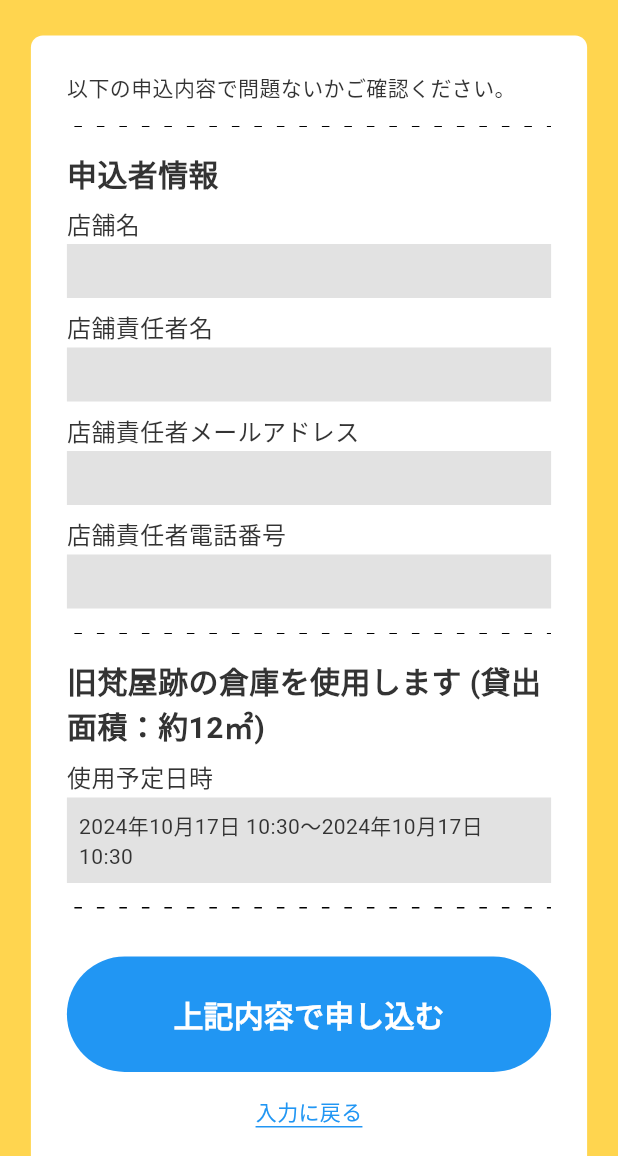
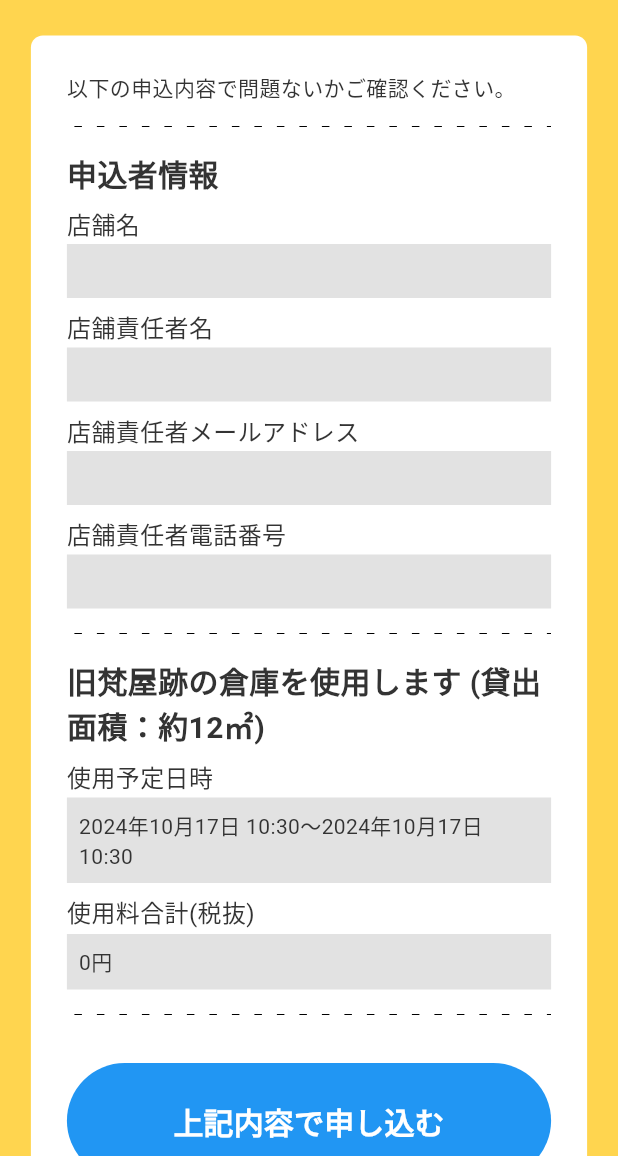
Before and after one commit to agora-creation/miel_work_request_facility_web, a Flutter app: the Step2Screen screen opened directly with empty values, after a tap on "上記内容で申し込む", on a phone screen of 412 x 824 dp, the part 80-1236 px from its top. Run offline on Flutter 3.47's test engine with Material 3 defaults, Android fonts, the phone set to English and light mode, and no system bars; our stand-ins replace calendar_date_picker2, cloud_firestore, firebase_auth, firebase_core, firebase_messaging, flutter_local_notifications and 4 more; missing offline and left inert: alert_banner, board_datetime_picker, common_utils; accounts and stored records are empty; Roboto replaces fonts that are missing (SourceHanSansJP-Bold, SourceHanSansJP-Regular).

Commit message:
20241017 commit

```diff
--- a/lib/providers/request_facility.dart
+++ b/lib/providers/request_facility.dart
@@ -1,13 +1,17 @@
 import 'package:firebase_auth/firebase_auth.dart';
 import 'package:flutter/material.dart';
+import 'package:intl/intl.dart';
+import 'package:miel_work_request_facility_web/common/functions.dart';
 import 'package:miel_work_request_facility_web/models/user.dart';
 import 'package:miel_work_request_facility_web/services/fm.dart';
+import 'package:miel_work_request_facility_web/services/mail.dart';
 import 'package:miel_work_request_facility_web/services/request_facility.dart';
 import 'package:miel_work_request_facility_web/services/user.dart';
 
 class RequestFacilityProvider with ChangeNotifier {
   final RequestFacilityService _facilityService = RequestFacilityService();
   final UserService _userService = UserService();
+  final MailService _mailService = MailService();
   final FmService _fmService = FmService();
 
   Future<String?> check({
@@ -56,6 +60,45 @@ class RequestFacilityProvider with ChangeNotifier {
           'createdAt': DateTime.now(),
         });
       });
+      String useAtText = '';
+      if (useAtPending) {
+        useAtText = '未定';
+      } else {
+        useAtText =
+            '${dateText('yyyy/MM/dd HH:mm', useStartedAt)}〜${dateText('yyyy/MM/dd HH:mm', useEndedAt)}';
+      }
+      int useAtDaysPrice = 0;
+      if (useAtPending) {
+        int useAtDays = useEndedAt.difference(useStartedAt).inDays;
+        int price = 1200;
+        useAtDaysPrice = price * useAtDays;
+      }
+      String message = '''
+★★★このメールは自動返信メールです★★★
+
+施設使用申込が完了いたしました。
+以下申込内容を確認し、ご返信させていただきますので今暫くお待ちください。
+━━━━━━━━━━━━━━━━━━━━━━━━━━━━━━━━━━
+■申込者情報
+【店舗名】$companyName
+【店舗責任者名】$companyUserName
+【店舗責任者メールアドレス】$companyUserEmail
+【店舗責任者電話番号】$companyUserTel
+
+■旧梵屋跡の倉庫を使用します (貸出面積：約12㎡)
+【使用予定日時】$useAtText
+【使用料合計(税抜)】${NumberFormat("#,###").format(useAtDaysPrice)}円
+
+━━━━━━━━━━━━━━━━━━━━━━━━━━━━━━━━━━
+      ''';
+      _mailService.create({
+        'id': _mailService.id(),
+        'to': companyUserEmail,
+        'subject': '【自動送信】施設使用申込完了のお知らせ',
+        'message': message,
+        'createdAt': DateTime.now(),
+        'expirationAt': DateTime.now().add(const Duration(hours: 1)),
+      });
       //通知
       List<UserModel> sendUsers = [];
       sendUsers = await _userService.selectList();
--- a/lib/screens/step2.dart
+++ b/lib/screens/step2.dart
@@ -1,4 +1,5 @@
 import 'package:flutter/material.dart';
+import 'package:intl/intl.dart';
 import 'package:miel_work_request_facility_web/common/functions.dart';
 import 'package:miel_work_request_facility_web/common/style.dart';
 import 'package:miel_work_request_facility_web/providers/request_facility.dart';
@@ -40,6 +41,12 @@ class _Step2ScreenState extends State<Step2Screen> {
   @override
   Widget build(BuildContext context) {
     final facilityProvider = Provider.of<RequestFacilityProvider>(context);
+    int useAtDaysPrice = 0;
+    if (widget.useAtPending) {
+      int useAtDays = widget.useEndedAt.difference(widget.useStartedAt).inDays;
+      int price = 1200;
+      useAtDaysPrice = price * useAtDays;
+    }
     return Scaffold(
       body: SingleChildScrollView(
         child: Center(
@@ -109,6 +116,13 @@ class _Step2ScreenState extends State<Step2Screen> {
                           : '${dateText('yyyy年MM月dd日 HH:mm', widget.useStartedAt)}〜${dateText('yyyy年MM月dd日 HH:mm', widget.useEndedAt)}',
                     ),
                   ),
+                  const SizedBox(height: 8),
+                  FormLabel(
+                    '使用料合計(税抜)',
+                    child: FormValue(
+                      '${NumberFormat("#,###").format(useAtDaysPrice)}円',
+                    ),
+                  ),
                   const SizedBox(height: 16),
                   const DottedDivider(),
                   const SizedBox(height: 32),
--- a/lib/screens/step3.dart
+++ b/lib/screens/step3.dart
@@ -32,7 +32,8 @@ class _Step3ScreenState extends State<Step3Screen> {
             ResponsiveBox(
               children: [
                 const Text('申込ありがとうございました。'),
-                const Text('申込内容を確認させていただき、返信いたしますので、よろしくお願いいたします。'),
+                const Text(
+                    'ご入力いただいたメールアドレス宛に申込内容が記載された自動返信メールを送信しておりますので、ご確認ください。'),
                 const SizedBox(height: 16),
                 const Text('このページはそのまま閉じても構いません。'),
                 const SizedBox(height: 24),
--- /dev/null
+++ b/lib/services/mail.dart
@@ -0,0 +1,14 @@
+import 'package:cloud_firestore/cloud_firestore.dart';
+
+class MailService {
+  String collection = 'mail';
+  FirebaseFirestore firestore = FirebaseFirestore.instance;
+
+  String id() {
+    return firestore.collection(collection).doc().id;
+  }
+
+  void create(Map<String, dynamic> values) {
+    firestore.collection(collection).doc(values['id']).set(values);
+  }
+}
```
Also changed, not shown: lib/common/style.dart (+4 -4 lines), lib/models/mail.dart (added, +28 -0 lines), lib/screens/step1.dart (+17 -1 lines), 1 other file.
